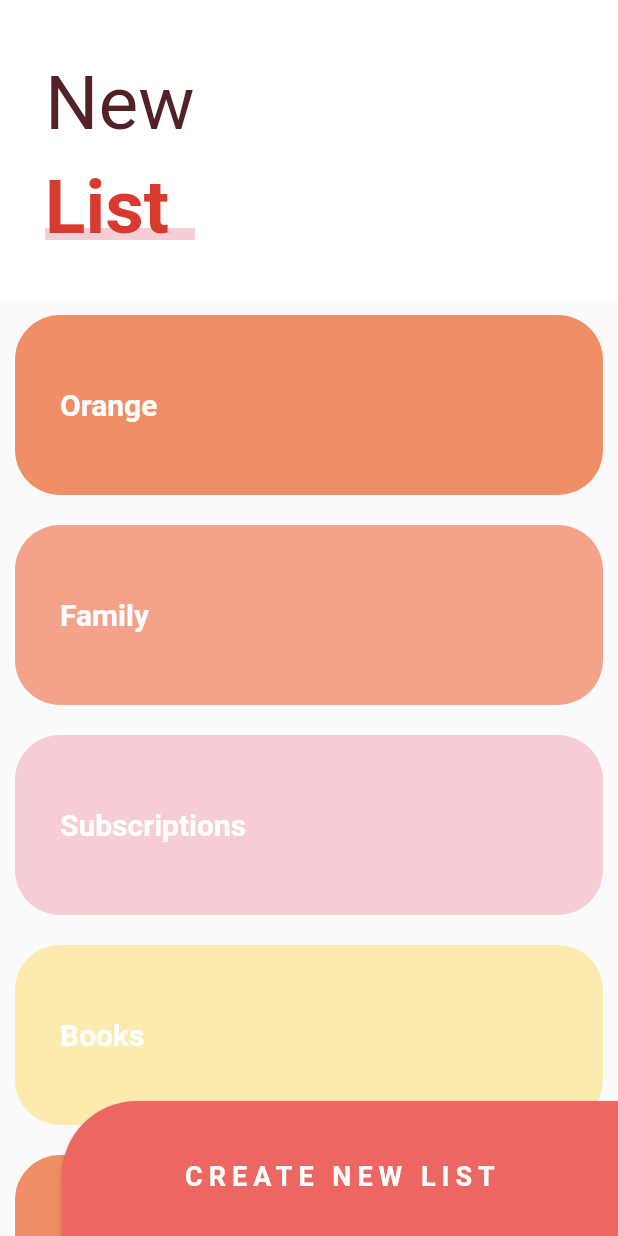
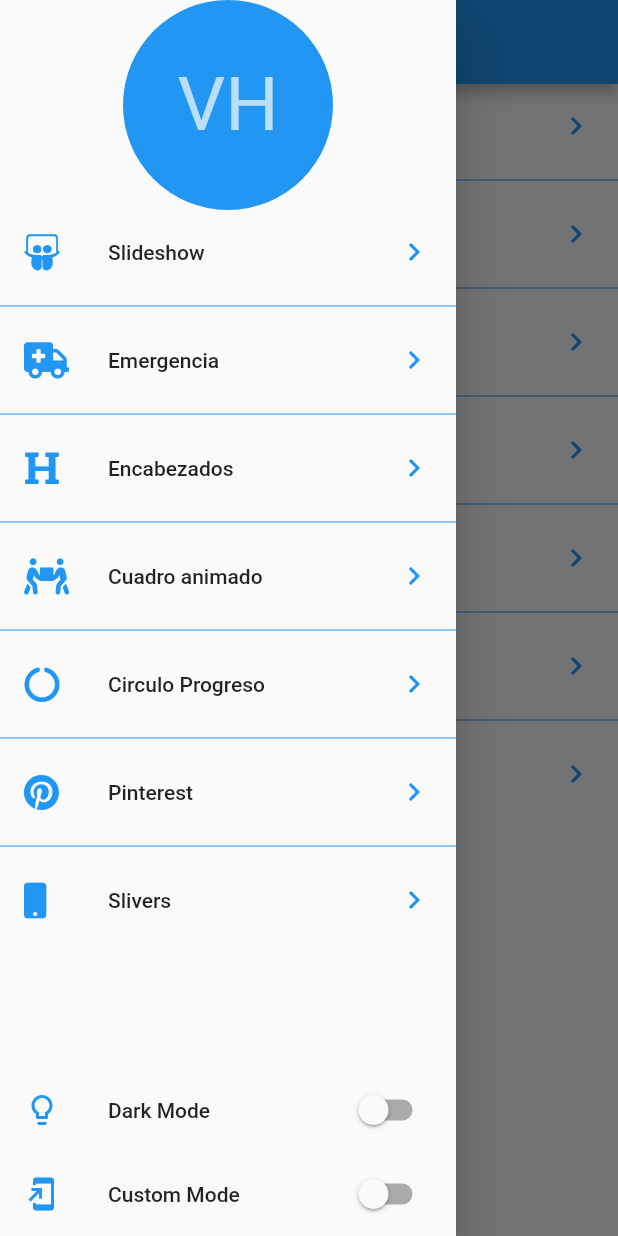
Before and after one commit to VictorHugoAguilar/disenios_animaciones_flutter, a Flutter app: the screen it shows after launch, with the side drawer open (before the commit the screen has no drawer), on a phone screen of 412 x 824 dp. Run offline on Flutter 3.47's test engine with Material 2 defaults, Android fonts, the phone set to English and light mode, and no system bars; our stand-ins replace animate_do, flutter_svg, font_awesome_flutter.

Commit message:
Crear pagina launcher, crear rutas con los widgets, crear el provider themechanger

```diff
--- a/lib/main.dart
+++ b/lib/main.dart
@@ -1,8 +1,15 @@
-import 'package:app_backgrounds_customs/src/pages/sliver_list_page.dart';
 import 'package:flutter/material.dart';
+import 'package:provider/provider.dart';
+import 'package:app_backgrounds_customs/src/theme/theme.dart';
+import 'package:app_backgrounds_customs/src/pages/launcher_page.dart';
 
 void main() {
-  runApp(MyApp());
+  runApp(
+    ChangeNotifierProvider(
+      create: (_) => new ThemeChanger(),
+      child: MyApp(),
+    ),
+  );
 }
 
 class MyApp extends StatelessWidget {
@@ -12,7 +19,7 @@ class MyApp extends StatelessWidget {
     return MaterialApp(
       debugShowCheckedModeBanner: false,
       title: 'Diseños de BackGrouds',
-      home: SliverListPage(),
+      home: LauncherPage(),
     );
   }
 }
--- /dev/null
+++ b/lib/src/pages/launcher_page.dart
@@ -0,0 +1,104 @@
+import 'package:app_backgrounds_customs/src/theme/theme.dart';
+import 'package:flutter/material.dart';
+import 'package:font_awesome_flutter/font_awesome_flutter.dart';
+
+import 'package:app_backgrounds_customs/src/routes/routes.dart';
+import 'package:provider/provider.dart';
+
+class LauncherPage extends StatelessWidget {
+  @override
+  Widget build(BuildContext context) {
+    return Scaffold(
+      appBar: AppBar(
+        title: Text('Diseños en flutter'),
+      ),
+      drawer: _MenuPrincipal(),
+      body: _ListaOpciones(),
+    );
+  }
+}
+
+class _ListaOpciones extends StatelessWidget {
+  @override
+  Widget build(BuildContext context) {
+    return ListView.separated(
+      physics: BouncingScrollPhysics(),
+      separatorBuilder: (context, i) => Divider(color: Colors.blue),
+      itemCount: pageRoutes.length,
+      itemBuilder: (context, i) => ListTile(
+        leading: FaIcon(
+          pageRoutes[i].icon,
+          color: Colors.blue,
+        ),
+        title: Text(pageRoutes[i].titulo),
+        trailing: Icon(Icons.chevron_right, color: Colors.blue),
+        onTap: () {
+          Navigator.push(context,
+              MaterialPageRoute(builder: (context) => pageRoutes[i].page));
+        },
+      ),
+    );
+  }
+}
+
+class _MenuPrincipal extends StatelessWidget {
+  @override
+  Widget build(BuildContext context) {
+    final appTheme = Provider.of<ThemeChanger>(context);
+
+    return Drawer(
+      child: Container(
+        child: Column(
+          children: [
+            SafeArea(
+              child: Container(
+                width: double.infinity,
+                height: 140,
+                child: CircleAvatar(
+                  backgroundColor: Colors.blue,
+                  child: Text(
+                    'VH',
+                    style: TextStyle(fontSize: 50),
+                  ),
+                ),
+              ),
+            ),
+            Expanded(
+              child: _ListaOpciones(),
+            ),
+            ListTile(
+              leading: Icon(
+                Icons.lightbulb_outline,
+                color: Colors.blue,
+              ),
+              title: Text('Dark Mode'),
+              trailing: Switch.adaptive(
+                value: appTheme.darkTheme,
+                activeColor: Colors.blue,
+                onChanged: (value) => appTheme.darkTheme = value,
+              ),
+            ),
+            SafeArea(
+              bottom: true,
+              top: false,
+              left: false,
+              right: false,
+              child: ListTile(
+                leading: Icon(
+                  Icons.add_to_home_screen,
+                  color: Colors.blue,
+                ),
+                title: Text('Custom Mode'),
+                trailing: Switch.adaptive(
+                  value: appTheme.customTheme,
+                  activeColor: Colors.blue,
+                  onChanged: (value) => appTheme.customTheme = value,
+                ),
+              ),
+            ),
+          ],
+        ),
+      ),
+    );
+  }
+}
--- a/lib/src/pages/sliver_list_page.dart
+++ b/lib/src/pages/sliver_list_page.dart
@@ -174,6 +174,7 @@ class _HeaderSliver extends StatelessWidget {
   }
 }
 
+// ignore: unused_element
 class _ListaViews extends StatelessWidget {
   final items = [
     _ListItem('Orange', Color(0xffF08F66)),
--- /dev/null
+++ b/lib/src/routes/routes.dart
@@ -0,0 +1,29 @@
+import 'package:flutter/material.dart';
+import 'package:font_awesome_flutter/font_awesome_flutter.dart';
+
+import 'package:app_backgrounds_customs/src/labs/slideshow_page.dart';
+import 'package:app_backgrounds_customs/src/pages/animaciones_page.dart';
+import 'package:app_backgrounds_customs/src/pages/emergency_page.dart';
+import 'package:app_backgrounds_customs/src/pages/graficas_circulares_page.dart';
+import 'package:app_backgrounds_customs/src/pages/headers_page.dart';
+import 'package:app_backgrounds_customs/src/pages/pinterest_page.dart';
+import 'package:app_backgrounds_customs/src/pages/sliver_list_page.dart';
+
+final pageRoutes = <_Route>[
+  _Route(FontAwesomeIcons.slideshare, 'Slideshow', SlideShowPage()),
+  _Route(FontAwesomeIcons.ambulance, 'Emergencia', EmergencyPage()),
+  _Route(FontAwesomeIcons.heading, 'Encabezados', HeadersPage()),
+  _Route(FontAwesomeIcons.peopleCarry, 'Cuadro animado', AnimacionesPage()),
+  _Route(FontAwesomeIcons.circleNotch, 'Circulo Progreso',
+      GraficasCircularesPage()),
+  _Route(FontAwesomeIcons.pinterest, 'Pinterest', PinterestPage()),
+  _Route(FontAwesomeIcons.mobile, 'Slivers', SliverListPage()),
+];
+
+class _Route {
+  final IconData icon;
+  final String titulo;
+  final Widget page;
+
+  _Route(this.icon, this.titulo, this.page);
+}
--- /dev/null
+++ b/lib/src/theme/theme.dart
@@ -0,0 +1,21 @@
+import 'package:flutter/material.dart';
+
+class ThemeChanger with ChangeNotifier {
+  bool _darkTheme = false;
+  bool _customTheme = false;
+
+  bool get darkTheme => this._darkTheme;
+  bool get customTheme => this._customTheme;
+
+  set darkTheme(bool value) {
+    _customTheme = false;
+    _darkTheme = value;
+    notifyListeners();
+  }
+
+  set customTheme(bool value) {
+    _customTheme = value;
+    _darkTheme = false;
+    notifyListeners();
+  }
+}
```
Also changed, not shown: 1 other file.
